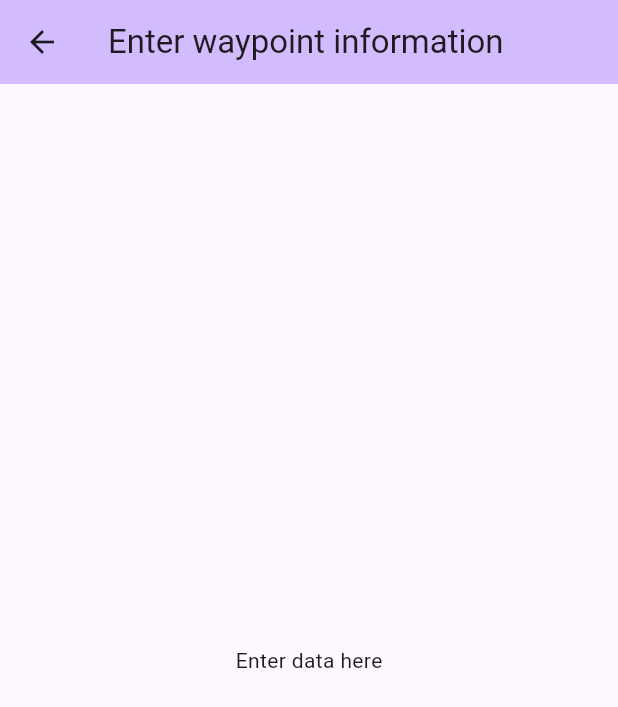
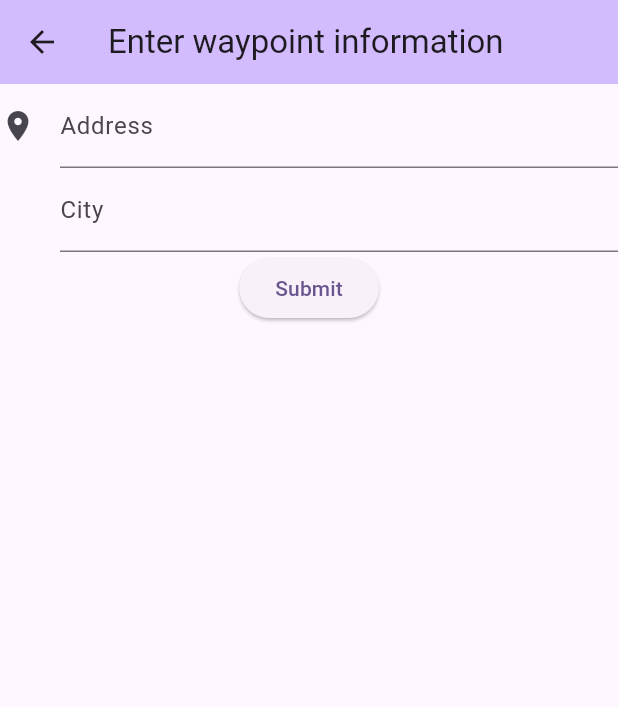
Before and after one commit to j-eissler/tour-planner, a Flutter app: the WaypointFormScreen screen opened by its route, on a phone screen of 412 x 824 dp. Shown: the top 707 px of the screen. Run offline on Flutter 3.47's test engine with Material 2 defaults, Android fonts, the phone set to English and light mode, and no system bars; our stand-ins replace flutter_map, latlong2, sqflite; accounts and stored records are empty; statements that could not run were skipped.

Commit message:
Add textfields to waypoint form and add data to database on submit

```diff
--- a/lib/waypoint_form_screen.dart
+++ b/lib/waypoint_form_screen.dart
@@ -1,7 +1,18 @@
 import 'package:flutter/material.dart';
+import 'package:tour_planner/database.dart';
+import 'package:tour_planner/waypoint_model.dart';
 
-class WaypointFormScreen extends StatelessWidget {
+class WaypointFormScreen extends StatefulWidget {
   const WaypointFormScreen({super.key});
+
+  @override
+  State<WaypointFormScreen> createState() => _WaypointFormScreenState();
+}
+
+class _WaypointFormScreenState extends State<WaypointFormScreen> {
+  final _formKey = GlobalKey<FormState>();
+  String _address = '';
+  String _city = '';
 
   @override
   Widget build(BuildContext context) {
@@ -9,7 +20,44 @@ class WaypointFormScreen extends StatelessWidget {
       appBar: AppBar(
           backgroundColor: Theme.of(context).colorScheme.inversePrimary,
           title: const Text("Enter waypoint information")),
-      body: const Center(child: Text("Enter data here")),
+      body: Form(
+        key: _formKey,
+        child: Column(
+          children: [
+            TextFormField(
+                decoration: const InputDecoration(
+                    icon: Icon(Icons.location_on), labelText: 'Address'),
+                validator: (value) {
+                  if (value == null || value.isEmpty) {
+                    return 'This field cannot be empty';
+                  }
+                  _address = value;
+                  return null;
+                }),
+            TextFormField(
+                decoration:
+                    const InputDecoration(icon: Icon(null), labelText: 'City'),
+                validator: (value) {
+                  if (value == null || value.isEmpty) {
+                    return 'This field cannot be empty';
+                  }
+                  _city = value;
+                  return null;
+                }),
+            ElevatedButton(
+                onPressed: () {
+                  if (_formKey.currentState!.validate()) {
+                    ScaffoldMessenger.of(context).showSnackBar(
+                      const SnackBar(content: Text('Processing data')),
+                    );
+                  }
+                  final db = TourPlannerDatabase();
+                  db.addWaypoint(Waypoint(address: _address, city: _city));
+                },
+                child: const Text('Submit')),
+          ],
+        ),
+      ),
     );
   }
 }
```
